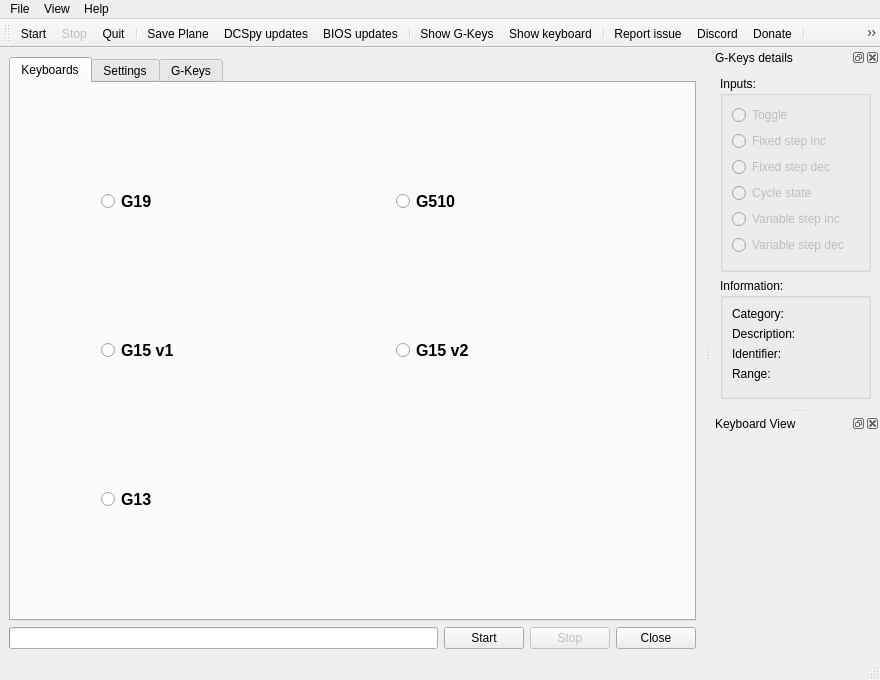
The window that dcspy/ui/qtdcs.ui (emcek/dcspy) describes before a commit, drawn with Qt 5.
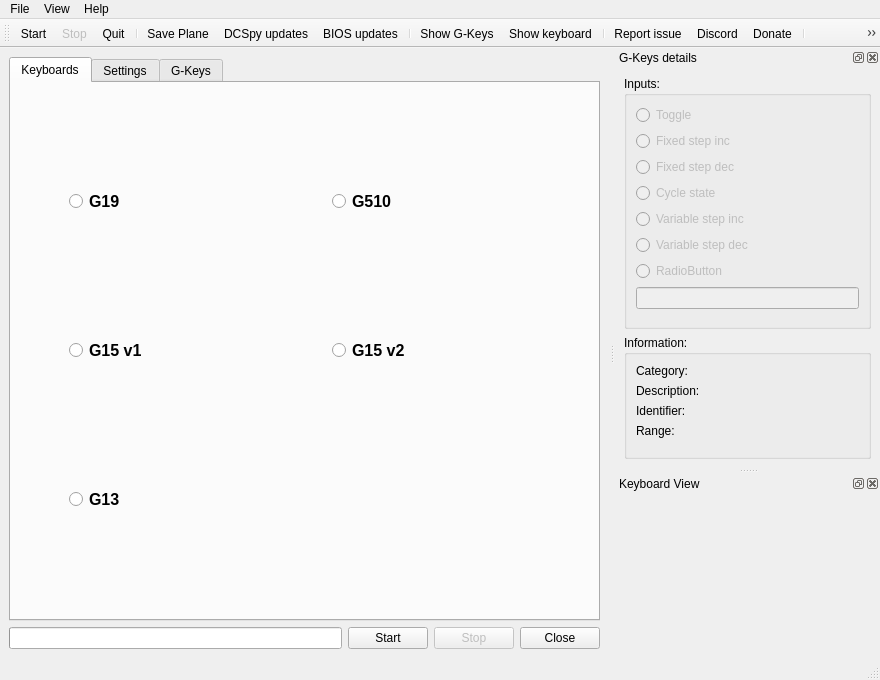
The same window after the commit. Icons and pictures are not drawn.

Commit message: add custom radiobutton too UI

What changed in the file:
```diff
--- a/dcspy/ui/qtdcs.ui
+++ b/dcspy/ui/qtdcs.ui
@@ -832,14 +832,14 @@
   <widget class="QDockWidget" name="dw_gkeys">
    <property name="minimumSize">
     <size>
-     <width>169</width>
-     <height>360</height>
+     <width>265</width>
+     <height>420</height>
     </size>
    </property>
    <property name="maximumSize">
     <size>
      <width>524287</width>
-     <height>360</height>
+     <height>420</height>
     </size>
    </property>
    <property name="windowIcon">
@@ -978,6 +978,27 @@
           </property>
          </widget>
         </item>
+        <item>
+         <widget class="QRadioButton" name="rb_custom">
+          <property name="enabled">
+           <bool>false</bool>
+          </property>
+          <property name="text">
+           <string>RadioButton</string>
+          </property>
+          <property name="icon">
+           <iconset resource="../qtgui.qrc">
+            <normaloff>:/icons/img/practice-setup.svg</normaloff>:/icons/img/practice-setup.svg</iconset>
+          </property>
+         </widget>
+        </item>
+        <item>
+         <widget class="QLineEdit" name="le_custom">
+          <property name="enabled">
+           <bool>false</bool>
+          </property>
+         </widget>
+        </item>
         <item>
          <spacer name="verticalSpacer_3">
           <property name="orientation">
```
Left out of the diff: 20 changed lines with no effect on the pictures. The commit also changes 1 other file.
